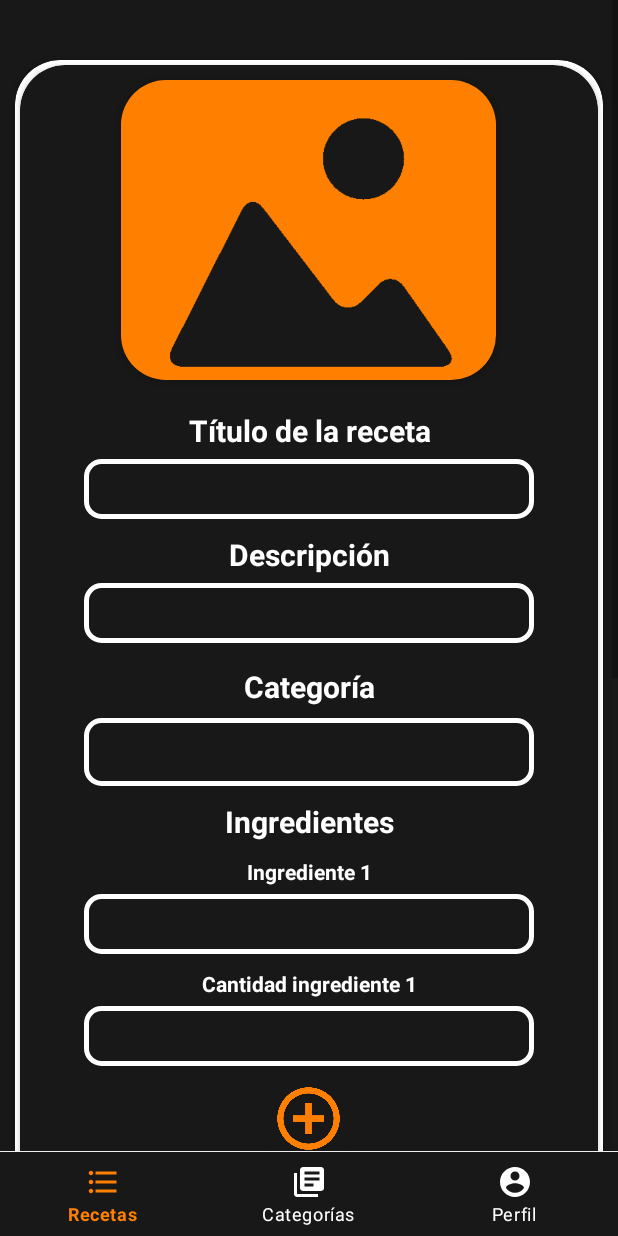
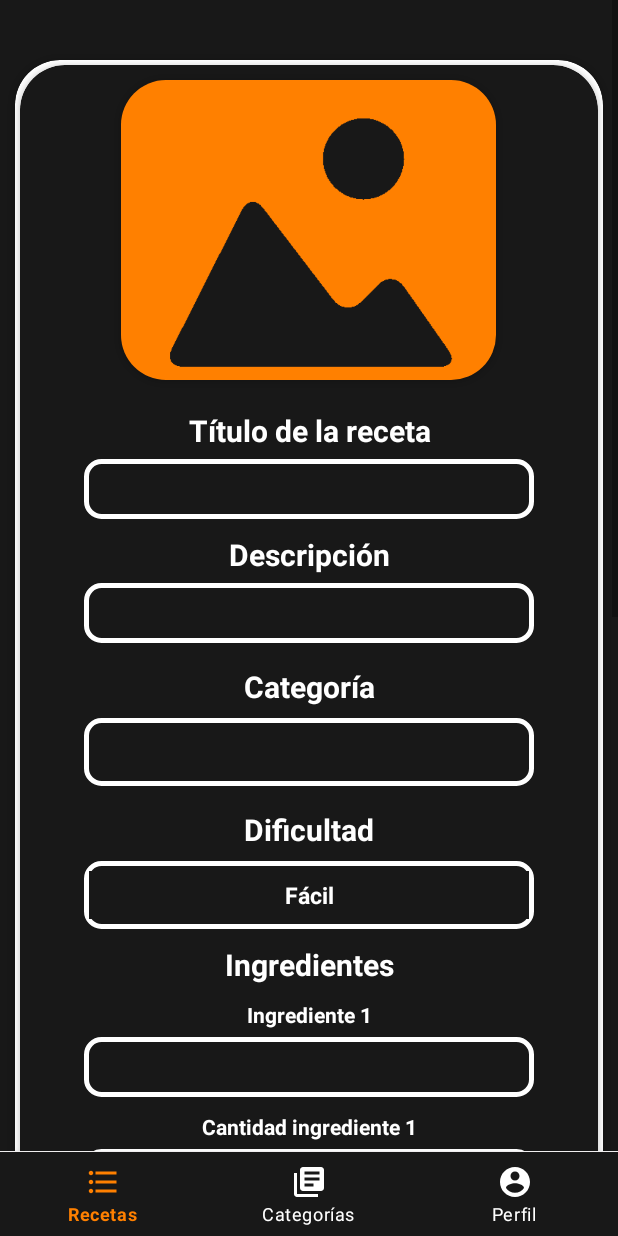
Before and after one commit to antoniocuadros/EasyMeal, an Android app: the FragmentoAnadirReceta screen opened through its navigation route, on a phone screen of 412 x 824 dp. Run offline under Robolectric (Android 15) with nearby library versions, the phone set to English and light mode, and no system bars; our stand-ins replace Room's generated code, navigation-ui.

Commit message:
Avanza #31, añadido selector dificultad, atributo thermomix y gestiones necesarias al editar, añadir receta

```diff
--- a/src/app/src/main/java/com/acl/easymeal/fragmentos/FragmentoAnadirReceta.kt
+++ b/src/app/src/main/java/com/acl/easymeal/fragmentos/FragmentoAnadirReceta.kt
@@ -114,6 +114,8 @@ class FragmentoAnadirReceta : Fragment() {
     private lateinit var error_anadir_receta:TextView
     private lateinit var boton_editar:MaterialButton
     private val argumentos: FragmentoAnadirRecetaArgs by navArgs()
+    private lateinit var check_thermomix:CheckBox
+    private lateinit var spiner_dificultad:Spinner
 
     private var imagen_seleccionada: Uri? = null
     private var num_ingredientes = 1
@@ -396,6 +398,16 @@ class FragmentoAnadirReceta : Fragment() {
                 }
             }
 
+            //Dificultad
+            for(i in 0..(spiner_dificultad.getAdapter().getCount()-1)){
+                if(spiner_dificultad.getAdapter().getItem(i).toString().contains(receta.dificultad.toString())){
+                    spiner_dificultad.setSelection(i);
+                }
+            }
+
+            //Thermomix
+            check_thermomix.isChecked = receta.thermomix
+
 
 
             num_ingredientes = receta.num_ingredientes
@@ -452,7 +464,8 @@ class FragmentoAnadirReceta : Fragment() {
                             obtenerUsuarioLogueado()[0].username,
                             num_ingredientes,
                             num_pasos,
-                            "Fácil"
+                            spiner_dificultad.selectedItem.toString(),
+                            check_thermomix.isChecked
                     ))
                     (activity as MainActivity).fromAnadirRecetaToPerfil()
                 }
@@ -504,7 +517,8 @@ class FragmentoAnadirReceta : Fragment() {
                             obtenerUsuarioLogueado()[0].username,
                             num_ingredientes,
                             num_pasos,
-                            "Fácil"
+                            spiner_dificultad.selectedItem.toString(),
+                            check_thermomix.isChecked
                     ))
                     (activity as MainActivity).fromAnadirRecetaToPerfil()
                 }
@@ -723,6 +737,9 @@ class FragmentoAnadirReceta : Fragment() {
 
         val adapter = ArrayAdapter(requireContext(), R.layout.spinner_item, categorias_texto)
         spiner_categoria.setAdapter(adapter)
+
+        val adapter2 = ArrayAdapter(requireContext(), R.layout.spinner_item, arrayListOf ("Fácil", "Media","Difícil"))
+        spiner_dificultad.setAdapter(adapter2)
     }
 
     /*
@@ -943,6 +960,8 @@ class FragmentoAnadirReceta : Fragment() {
         error_anadir_receta = view.findViewById(R.id.error_anadir_receta)
         input_descripcion = view.findViewById(R.id.input_descripcion)
         boton_editar = view.findViewById(R.id.boton_editar)
+        check_thermomix = view.findViewById(R.id.check_thermomix)
+        spiner_dificultad = view.findViewById(R.id.spiner_dificultad)
     }
 
 }
--- a/src/app/src/main/java/com/acl/easymeal/modelo/Receta.kt
+++ b/src/app/src/main/java/com/acl/easymeal/modelo/Receta.kt
@@ -61,5 +61,6 @@ data class Receta(
     val idAutor:String,
     var num_ingredientes:Int,
     var num_pasos:Int,
-    var dificultad:String
+    var dificultad:String,
+    var thermomix:Boolean
 )
--- a/src/app/src/main/res/layout/fragmento_anadir_receta.xml
+++ b/src/app/src/main/res/layout/fragmento_anadir_receta.xml
@@ -140,6 +140,30 @@
 
                             >
                         </Spinner>
+                        <TextView
+                            android:layout_marginTop="15dp"
+                            android:layout_width="match_parent"
+                            android:layout_height="wrap_content"
+                            android:gravity="center"
+                            android:text="Dificultad"
+                            android:textColor="@color/white"
+                            android:textSize="20dp"
+                            android:textStyle="bold"
+                            android:layout_marginBottom="7dp"
+                            />
+
+                        <Spinner
+                            android:padding="3dp"
+                            android:layout_width="300dp"
+                            android:layout_height="45dp"
+                            android:background="@drawable/inputcuadrado"
+                            android:id="@+id/spiner_dificultad"
+                            android:textColor="@color/white"
+                            android:textSize="20dp"
+                            android:gravity="center"
+
+                            >
+                        </Spinner>
 
                         <TextView
                             android:layout_marginTop="10dp"
@@ -1567,6 +1591,36 @@
                             android:inputType="number"
 
                             />
+
+                        <LinearLayout
+                            android:layout_width="match_parent"
+                            android:layout_height="match_parent"
+                            android:orientation="horizontal"
+                            android:gravity="center"
+                            android:layout_marginTop="10dp"
+                            >
+                            <TextView
+                                android:layout_width="100dp"
+                                android:layout_height="wrap_content"
+                                android:textSize="18sp"
+                                android:textStyle="bold"
+                                android:textColor="@color/white"
+                                android:text="Thermomix"
+                                android:gravity="center"
+                                >
+                            </TextView>
+
+                            <CheckBox
+                                android:id="@+id/check_thermomix"
+                                android:layout_width="wrap_content"
+                                android:layout_height="match_parent"
+                                >
+
+                            </CheckBox>
+                        </LinearLayout>
+
+
+
                         <TextView
                             android:visibility="gone"
                             android:id="@+id/error_anadir_receta"
--- a/src/app/src/main/res/layout/fragmento_categorias.xml
+++ b/src/app/src/main/res/layout/fragmento_categorias.xml
@@ -6,7 +6,10 @@ tools:context=".fragmentos.FragmentoCategorias"
 android:background="@color/black"
     >
 <GridView
-    android:layout_margin="10dp"
+    android:layout_marginLeft="20dp"
+    android:layout_marginRight="20dp"
+    android:layout_marginTop="20dp"
+    android:layout_marginBottom="20dp"
     android:layout_width="match_parent"
     android:layout_height="match_parent"
     android:id="@+id/cuadricula_categorias"
```
Also changed, not shown: src/app/src/main/assets/recetas.json (+16 -8 lines), src/app/src/main/java/com/acl/easymeal/fragmentos/FragmentoListaRecetas.kt (+5 -6 lines), src/app/src/main/res/layout/categoria_item.xml (+7 -5 lines), src/app/src/main/res/drawable/thermomix.png (added).
